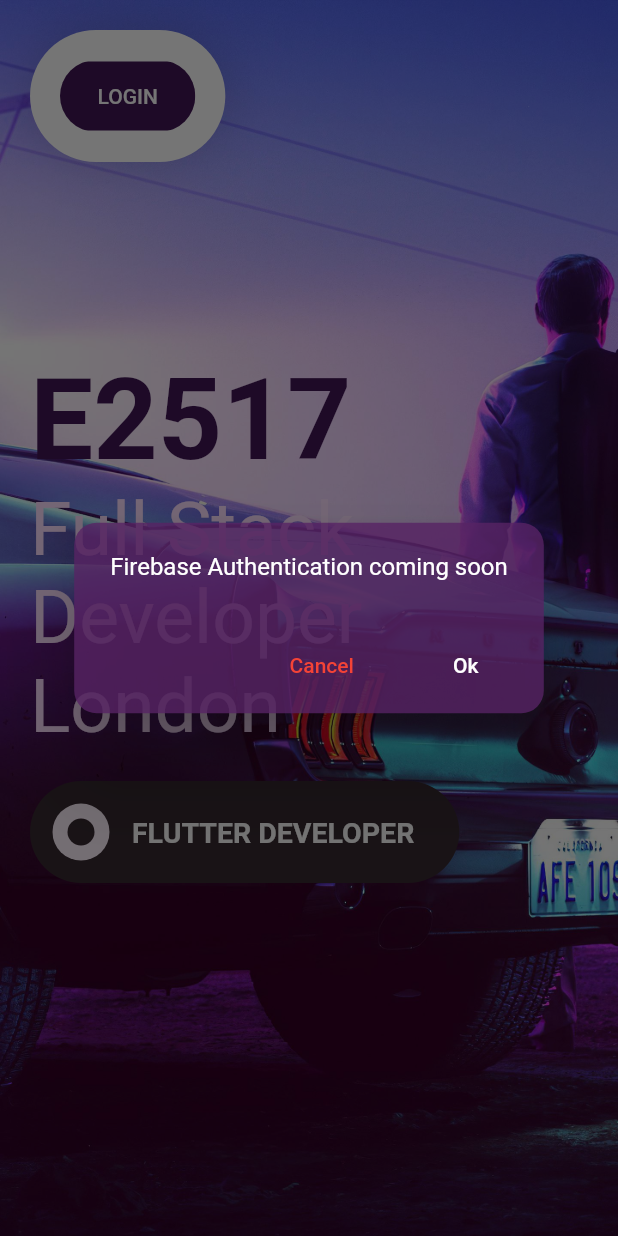
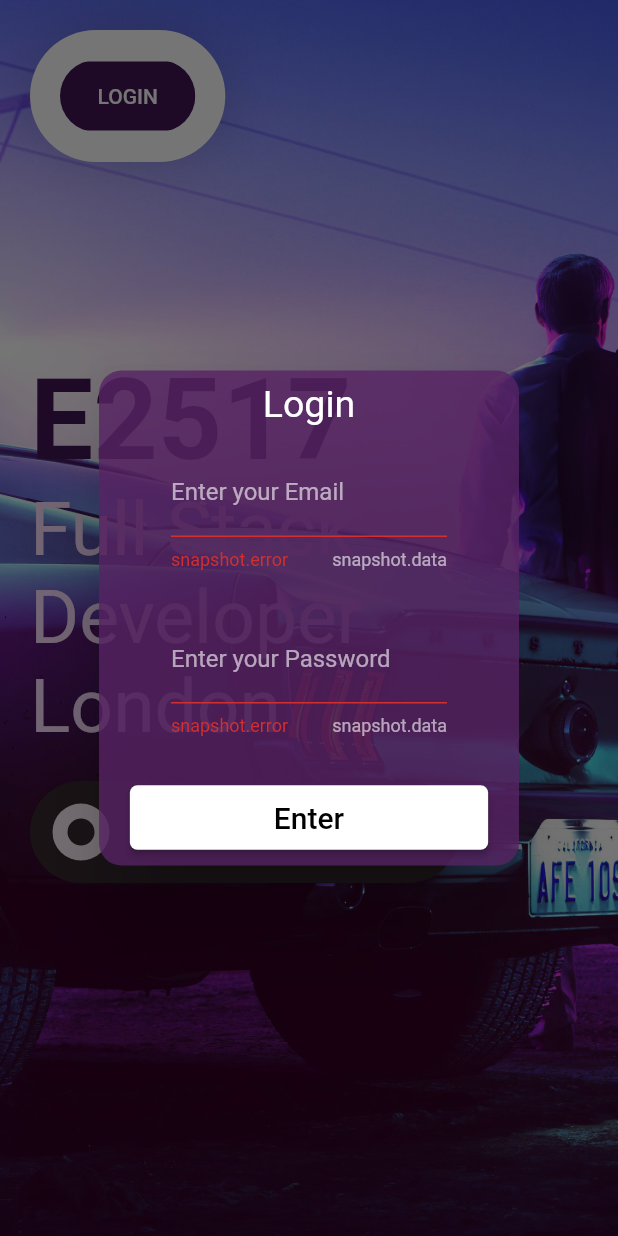
Before and after one commit to E2517/web-flutter, a Flutter app: the screen it shows after launch, after a tap on "LOGIN", on a phone screen of 412 x 824 dp. Run offline on Flutter 3.47's test engine with Material 2 defaults, Android fonts, the phone set to English and light mode, and no system bars.

Commit message:
login widget

```diff
--- a/lib/utils/alert_utils.dart
+++ b/lib/utils/alert_utils.dart
@@ -1,24 +1,82 @@
 import 'package:flutter/material.dart';
 
-void showAlert(BuildContext context, String message) {
+class ShowDialogView {
+  void showAlert(BuildContext context) {
     showDialog(
         context: context,
         builder: (context) {
-        return AlertDialog(
-          shape:
-              RoundedRectangleBorder(borderRadius: BorderRadius.circular(15.0)),
+          return Center(
+            child: SingleChildScrollView(
+              child: AlertDialog(
+                shape: RoundedRectangleBorder(
+                    borderRadius: BorderRadius.circular(15.0)),
                 backgroundColor: Color.fromRGBO(87, 35, 100, 0.8),
-          content: Text(message, textAlign: TextAlign.center),
                 actions: <Widget>[
-            FlatButton(
-                child: Text(
-                  'Cancel',
-                  style: TextStyle(color: Colors.red),
+                  _loginForm(context),
+                ],
               ),
-                onPressed: () => Navigator.of(context).pop()),
-            FlatButton(
-                child: Text('Ok'), onPressed: () => Navigator.of(context).pop())
-          ],
+            ),
           );
         });
   }
+
+  Widget _loginForm(BuildContext context) {
+    return Column(
+      children: <Widget>[
+        Column(
+          children: <Widget>[
+            Text('Login', style: TextStyle(fontSize: 25.0)),
+            SizedBox(height: 15.0),
+            _createEmail(),
+            SizedBox(height: 30.0),
+            _createPassword(),
+            SizedBox(height: 30.0),
+            _createButton(),
+          ],
+        ),
+      ],
+    );
+  }
+
+  Widget _createEmail() {
+    return Container(
+      padding: EdgeInsets.symmetric(horizontal: 40.0),
+      child: TextField(
+        keyboardType: TextInputType.emailAddress,
+        decoration: InputDecoration(
+            labelText: 'Enter your Email',
+            hintText: 'Email',
+            counterText: 'snapshot.data',
+            errorText: 'snapshot.error'),
+      ),
+    );
+  }
+
+  Widget _createPassword() {
+    return Container(
+      padding: EdgeInsets.symmetric(horizontal: 40.0),
+      child: TextField(
+        obscureText: true,
+        keyboardType: TextInputType.emailAddress,
+        decoration: InputDecoration(
+            labelText: 'Enter your Password',
+            hintText: 'Password',
+            counterText: 'snapshot.data',
+            errorText: 'snapshot.error'),
+      ),
+    );
+  }
+
+  Widget _createButton() {
+    return RaisedButton(
+        child: Container(
+          padding: EdgeInsets.symmetric(horizontal: 80.0, vertical: 10.0),
+          child: Text('Enter', style: TextStyle(fontSize: 20.0)),
+        ),
+        shape: RoundedRectangleBorder(borderRadius: BorderRadius.circular(5.0)),
+        elevation: 2.0,
+        color: Colors.white,
+        textColor: Colors.black,
+        onPressed: () {});
+  }
+}
--- a/lib/views/appbar_views.dart
+++ b/lib/views/appbar_views.dart
@@ -27,7 +27,7 @@ class CustomAppBar extends StatelessWidget {
         child: DefaultButton(
           text: "Login",
           press: () {
-            alert.showAlert(context, 'Firebase Authentication coming soon');
+            alert.ShowDialogView().showAlert(context);
           },
         ),
       );
@@ -75,7 +75,9 @@ class CustomAppBar extends StatelessWidget {
                 Flexible(
                   child: MenuItem(
                     title: 'home',
-                    press: () {},
+                    press: () {
+                      Navigator.pushNamed(context, 'home');
+                    },
                   ),
                 ),
                 Flexible(
@@ -94,16 +96,15 @@ class CustomAppBar extends StatelessWidget {
                   flex: 0,
                   child: MenuItem(
                     title: 'login',
-                    press: () {},
+                    press: () {
+                      alert.ShowDialogView().showAlert(context);
+                    },
                   ),
                 ),
                 Flexible(
                   child: DefaultButton(
                     text: 'Get Started',
-                    press: () {
-                      alert.showAlert(
-                          context, 'Firebase Authentication coming soon');
-                    },
+                    press: () {},
                   ),
                 ),
               ],
```
Lines whose indentation alone changed are shown as unchanged.
